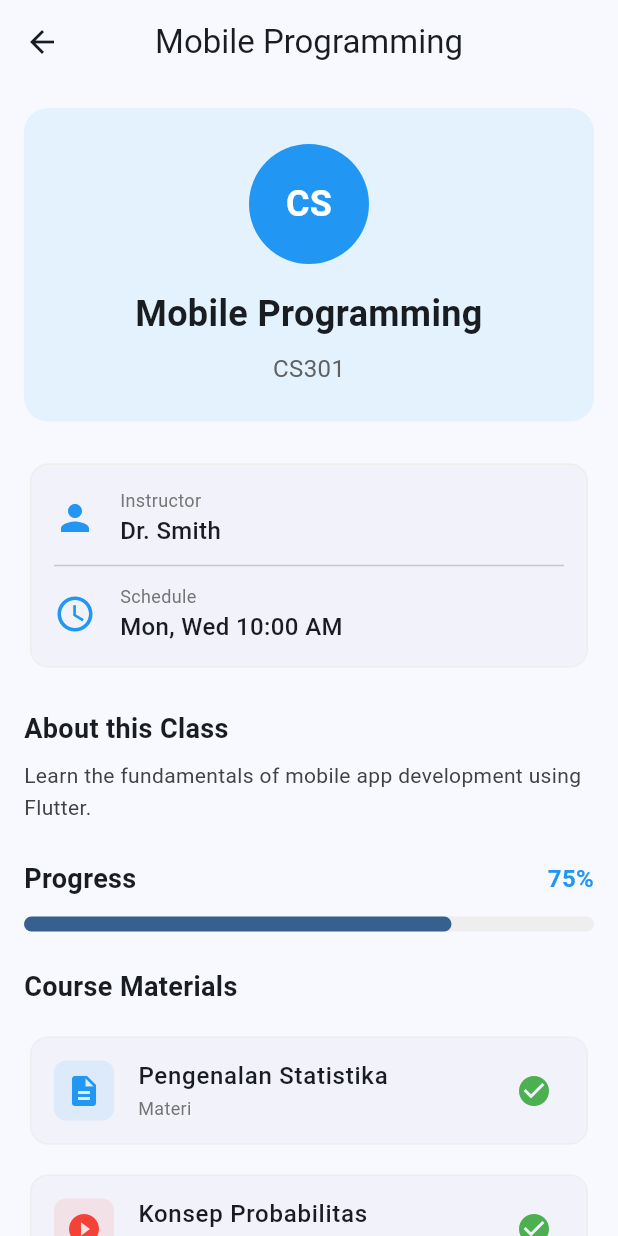
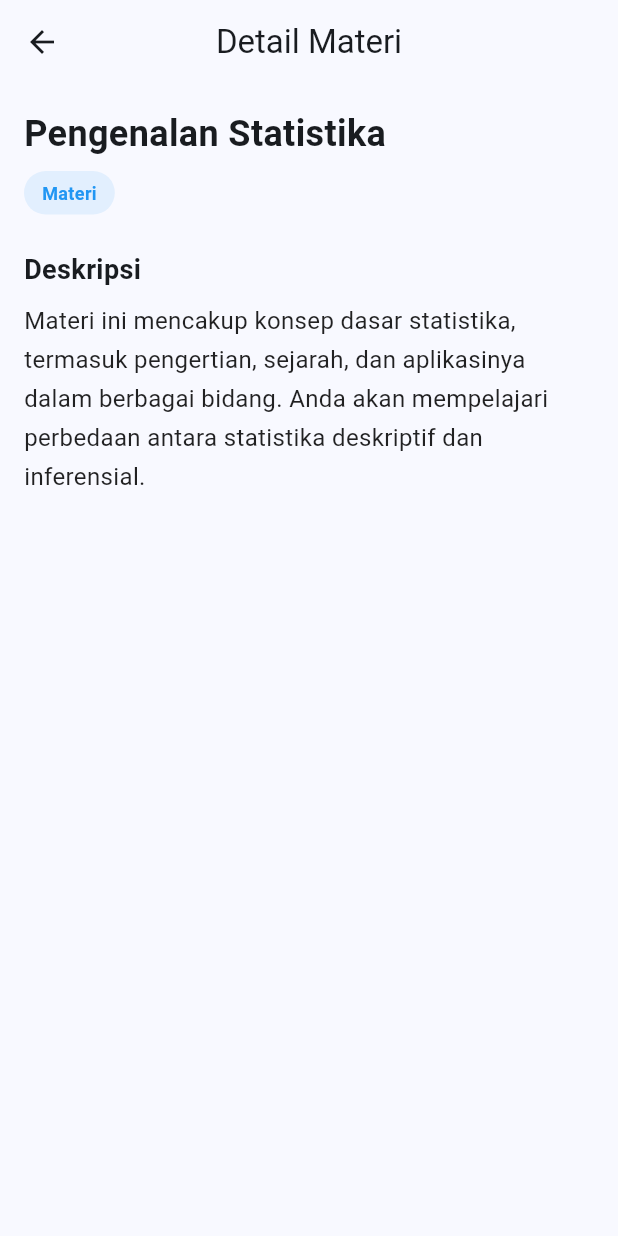
Before and after one commit to NurAzizah1109/lms-flutter-ui, a Flutter app: the ClassDetailView screen opened directly with sample values from the repository, after a tap on "Pengenalan Statistika", on a phone screen of 412 x 824 dp. Run offline on Flutter 3.47's test engine with Material 3 defaults, Android fonts, the phone set to English and light mode, and no system bars; statements that could not run were skipped.

Commit message:
halaman detail materi

```diff
--- a/lib/main.dart
+++ b/lib/main.dart
@@ -5,6 +5,7 @@ import 'views/dashboard_view.dart';
 import 'views/splash_view.dart';
 import 'views/class_detail_view.dart';
 import 'views/announcement_detail_view.dart';
+import 'views/material_detail_view.dart';
 
 void main() {
   runApp(const LMSApp());
@@ -27,6 +28,7 @@ class LMSApp extends StatelessWidget {
         '/dashboard': (context) => const DashboardView(),
         '/class-detail': (context) => const ClassDetailView(),
         '/announcement-detail': (context) => const AnnouncementDetailView(),
+        '/material-detail': (context) => const MaterialDetailView(),
       },
     );
   }
--- a/lib/models/class_material_model.dart
+++ b/lib/models/class_material_model.dart
@@ -7,13 +7,21 @@ enum ClassMaterialType {
 class ClassMaterialModel {
   final String id;
   final String title;
+  final String description; // New field
   final ClassMaterialType type;
   final bool isCompleted;
+  final String? videoUrl; // New field
+  final String? assignmentId; // New field
+  final String? quizId; // New field
 
   ClassMaterialModel({
     required this.id,
     required this.title,
+    required this.description, // Required
     required this.type,
     this.isCompleted = false,
+    this.videoUrl,
+    this.assignmentId,
+    this.quizId,
   });
 }
--- a/lib/views/class_detail_view.dart
+++ b/lib/views/class_detail_view.dart
@@ -14,32 +14,41 @@ class ClassDetailView extends StatelessWidget {
       ClassMaterialModel(
         id: '1',
         title: 'Pengenalan Statistika',
+        description: 'Materi ini mencakup konsep dasar statistika, termasuk pengertian, sejarah, dan aplikasinya dalam berbagai bidang. Anda akan mempelajari perbedaan antara statistika deskriptif dan inferensial.',
         type: ClassMaterialType.material,
         isCompleted: true,
       ),
        ClassMaterialModel(
         id: '2',
         title: 'Konsep Probabilitas',
+        description: 'Pelajari dasar-dasar teori peluang yang menjadi landasan statistika. Video ini menjelaskan konsep ruang sampel, kejadian, dan aksioma probabilitas.',
         type: ClassMaterialType.video,
         isCompleted: true,
+        videoUrl: 'https://example.com/video1',
       ),
       ClassMaterialModel(
         id: '3',
         title: 'Distribusi Frekuensi',
+        description: 'Memahami cara mengorganisir data mentah ke dalam tabel distribusi frekuensi. Materi ini juga dilengkapi dengan tugas untuk membuat histogram dari data yang diberikan.',
         type: ClassMaterialType.material,
         isCompleted: false,
+        assignmentId: 'assign-001',
       ),
       ClassMaterialModel(
         id: '4',
         title: 'Studi Kasus: Analisis Data Sensus',
+        description: 'Analisis mendalam mengenai data sensus penduduk menggunakan teknik statistika yang telah dipelajari. Silakan baca studi kasus ini sebagai bahan materi lanjutan.',
         type: ClassMaterialType.advancedValue,
         isCompleted: false,
       ),
        ClassMaterialModel(
         id: '5',
         title: 'Tutorial SPSS Dasar',
+        description: 'Video tutorial praktis penggunaan software SPSS untuk analisis data dasar. Di akhir sesi, Anda diminta mengikuti kuis singkat untuk menguji pemahaman.',
         type: ClassMaterialType.video,
         isCompleted: false,
+        videoUrl: 'https://example.com/video-spss',
+        quizId: 'quiz-001',
       ),
     ];
 
@@ -60,7 +69,7 @@ class ClassDetailView extends StatelessWidget {
             const SizedBox(height: 24),
             _buildProgressSection(classModel),
             const SizedBox(height: 24),
-            _buildMaterialsSection(materials),
+            _buildMaterialsSection(context, materials),
             const SizedBox(height: 32),
           ],
         ),
@@ -68,158 +77,9 @@ class ClassDetailView extends StatelessWidget {
     );
   }
 
-  Widget _buildHeader(ClassModel classModel) {
-    return Container(
-      width: double.infinity,
-      padding: const EdgeInsets.all(24),
-      decoration: BoxDecoration(
-        color: Colors.blue.shade50,
-        borderRadius: BorderRadius.circular(16),
-      ),
-      child: Column(
-        children: [
-          CircleAvatar(
-            radius: 40,
-            backgroundColor: Colors.blue,
-            child: Text(
-              classModel.code.substring(0, 2),
-              style: const TextStyle(
-                fontSize: 24,
-                fontWeight: FontWeight.bold,
-                color: Colors.white,
-              ),
-            ),
-          ),
-          const SizedBox(height: 16),
-          Text(
-            classModel.name,
-            style: const TextStyle(
-              fontSize: 24,
-              fontWeight: FontWeight.bold,
-            ),
-            textAlign: TextAlign.center,
-          ),
-          const SizedBox(height: 8),
-          Text(
-            classModel.code,
-            style: TextStyle(
-              fontSize: 16,
-              color: Colors.grey[700],
-            ),
-          ),
-        ],
-      ),
-    );
-  }
+  // ... (Header, Info, Description, Progress Sections remain same)
 
-  Widget _buildInfoSection(ClassModel classModel) {
-    return Card(
-      elevation: 0,
-      shape: RoundedRectangleBorder(
-        side: BorderSide(color: Colors.grey.shade200),
-        borderRadius: BorderRadius.circular(12),
-      ),
-      child: Padding(
-        padding: const EdgeInsets.all(16.0),
-        child: Column(
-          children: [
-            _buildInfoRow(Icons.person, 'Instructor', classModel.instructor),
-            const Divider(height: 24),
-            _buildInfoRow(Icons.access_time, 'Schedule', classModel.schedule),
-          ],
-        ),
-      ),
-    );
-  }
-
-  Widget _buildInfoRow(IconData icon, String label, String value) {
-    return Row(
-      children: [
-        Icon(icon, color: Colors.blue, size: 28),
-        const SizedBox(width: 16),
-        Column(
-          crossAxisAlignment: CrossAxisAlignment.start,
-          children: [
-            Text(
-              label,
-              style: TextStyle(
-                fontSize: 12,
-                color: Colors.grey[600],
-              ),
-            ),
-            Text(
-              value,
-              style: const TextStyle(
-                fontSize: 16,
-                fontWeight: FontWeight.w500,
-              ),
-            ),
-          ],
-        ),
-      ],
-    );
-  }
-
-  Widget _buildDescriptionSection(ClassModel classModel) {
-    return Column(
-      crossAxisAlignment: CrossAxisAlignment.start,
-      children: [
-        const Text(
-          'About this Class',
-          style: TextStyle(
-            fontSize: 18,
-            fontWeight: FontWeight.bold,
-          ),
-        ),
-        const SizedBox(height: 8),
-        Text(
-          classModel.description,
-          style: TextStyle(
-            fontSize: 14,
-            height: 1.5,
-            color: Colors.grey[800],
-          ),
-        ),
-      ],
-    );
-  }
-
-  Widget _buildProgressSection(ClassModel classModel) {
-    return Column(
-      crossAxisAlignment: CrossAxisAlignment.start,
-      children: [
-        Row(
-          mainAxisAlignment: MainAxisAlignment.spaceBetween,
-          children: [
-            const Text(
-              'Progress',
-              style: TextStyle(
-                fontSize: 18,
-                fontWeight: FontWeight.bold,
-              ),
-            ),
-            Text(
-              '${(classModel.progress * 100).toInt()}%',
-              style: const TextStyle(
-                fontSize: 16,
-                fontWeight: FontWeight.bold,
-                color: Colors.blue,
-              ),
-            ),
-          ],
-        ),
-        const SizedBox(height: 12),
-        LinearProgressIndicator(
-          value: classModel.progress,
-          backgroundColor: Colors.grey[200],
-          minHeight: 10,
-          borderRadius: BorderRadius.circular(5),
-        ),
-      ],
-    );
-  }
-
-  Widget _buildMaterialsSection(List<ClassMaterialModel> materials) {
+  Widget _buildMaterialsSection(BuildContext context, List<ClassMaterialModel> materials) {
     return Column(
       crossAxisAlignment: CrossAxisAlignment.start,
       children: [
@@ -238,14 +98,14 @@ class ClassDetailView extends StatelessWidget {
           separatorBuilder: (context, index) => const SizedBox(height: 12),
           itemBuilder: (context, index) {
             final material = materials[index];
-            return _buildMaterialItem(material);
+            return _buildMaterialItem(context, material);
           },
         ),
       ],
     );
   }
 
-  Widget _buildMaterialItem(ClassMaterialModel material) {
+  Widget _buildMaterialItem(BuildContext context, ClassMaterialModel material) {
     IconData icon;
     Color color;
 
@@ -295,7 +155,13 @@ class ClassDetailView extends StatelessWidget {
         trailing: material.isCompleted
             ? const Icon(Icons.check_circle, color: Colors.green)
             : const Icon(Icons.circle_outlined, color: Colors.grey),
-        onTap: () {},
+        onTap: () {
+          Navigator.pushNamed(
+            context,
+            '/material-detail',
+            arguments: material,
+          );
+        },
       ),
     );
   }
--- /dev/null
+++ b/lib/views/material_detail_view.dart
@@ -0,0 +1,145 @@
+import 'package:flutter/material.dart';
+import '../models/class_material_model.dart';
+
+class MaterialDetailView extends StatelessWidget {
+  const MaterialDetailView({super.key});
+
+  @override
+  Widget build(BuildContext context) {
+    final material = ModalRoute.of(context)!.settings.arguments as ClassMaterialModel;
+
+    return Scaffold(
+      appBar: AppBar(
+        title: const Text('Detail Materi'),
+      ),
+      body: SingleChildScrollView(
+        padding: const EdgeInsets.all(16.0),
+        child: Column(
+          crossAxisAlignment: CrossAxisAlignment.start,
+          children: [
+            Text(
+              material.title,
+              style: const TextStyle(
+                fontSize: 24,
+                fontWeight: FontWeight.bold,
+              ),
+            ),
+            const SizedBox(height: 8),
+            Container(
+              padding: const EdgeInsets.symmetric(horizontal: 12, vertical: 6),
+              decoration: BoxDecoration(
+                color: Colors.blue.withOpacity(0.1),
+                borderRadius: BorderRadius.circular(20),
+              ),
+              child: Text(
+                _getMaterialTypeLabel(material.type),
+                style: const TextStyle(
+                  color: Colors.blue,
+                  fontWeight: FontWeight.bold,
+                  fontSize: 12,
+                ),
+              ),
+            ),
+            const SizedBox(height: 24),
+            const Text(
+              'Deskripsi',
+              style: TextStyle(
+                fontSize: 18,
+                fontWeight: FontWeight.bold,
+              ),
+            ),
+            const SizedBox(height: 8),
+            Text(
+              material.description,
+              style: const TextStyle(
+                fontSize: 16,
+                height: 1.6,
+                color: Colors.black87,
+              ),
+            ),
+            const SizedBox(height: 32),
+            if (material.videoUrl != null)
+              _buildActionCard(
+                context,
+                icon: Icons.play_circle_fill,
+                label: 'Tonton Video',
+                color: Colors.red,
+                onTap: () {
+                  ScaffoldMessenger.of(context).showSnackBar(
+                    const SnackBar(content: Text('Opening Video Player...')),
+                  );
+                },
+              ),
+             if (material.assignmentId != null)
+              _buildActionCard(
+                context,
+                icon: Icons.assignment,
+                label: 'Kerjakan Tugas',
+                color: Colors.orange,
+                onTap: () {
+                  ScaffoldMessenger.of(context).showSnackBar(
+                    const SnackBar(content: Text('Opening Assignment...')),
+                  );
+                },
+              ),
+             if (material.quizId != null)
+              _buildActionCard(
+                context,
+                icon: Icons.quiz,
+                label: 'Mulai Kuis',
+                color: Colors.purple,
+                onTap: () {
+                  ScaffoldMessenger.of(context).showSnackBar(
+                    const SnackBar(content: Text('Opening Quiz...')),
+                  );
+                },
+              ),
+          ],
+        ),
+      ),
+    );
+  }
+
+  Widget _buildActionCard(BuildContext context, {required IconData icon, required String label, required Color color, required VoidCallback onTap}) {
+    return Card(
+      margin: const EdgeInsets.only(bottom: 16),
+      elevation: 0,
+       shape: RoundedRectangleBorder(
+        side: BorderSide(color: Colors.grey.shade200),
+        borderRadius: BorderRadius.circular(12),
+      ),
+      child: ListTile(
+        contentPadding: const EdgeInsets.all(16),
+        leading: Container(
+          padding: const EdgeInsets.all(12),
+          decoration: BoxDecoration(
+            color: color.withOpacity(0.1),
+            borderRadius: BorderRadius.circular(12),
+          ),
+          child: Icon(icon, color: color, size: 32),
+        ),
+        title: Text(
+          label,
+          style: const TextStyle(
+            fontSize: 18,
+            fontWeight: FontWeight.bold,
+          ),
+        ),
+        subtitle: const Text('Ketuk untuk membuka'),
+        trailing: const Icon(Icons.arrow_forward_ios, size: 16),
+        onTap: onTap,
+      ),
+    );
+  }
+
+  String _getMaterialTypeLabel(ClassMaterialType type) {
+    switch (type) {
+      case ClassMaterialType.material:
+        return 'Materi';
+      case ClassMaterialType.advancedValue:
+        return 'Materi Lanjutan';
+      case ClassMaterialType.video:
+        return 'Video';
+    }
+  }
+}
```
